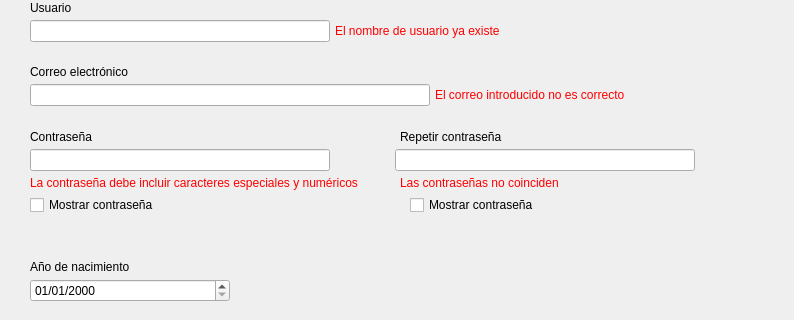
jorgecanut/mapaIHM, file mapa/login_register.ui: the form before one commit; both pictures show x 0 to 794 and y 85 to 405 of the 794 by 561 pixel window.
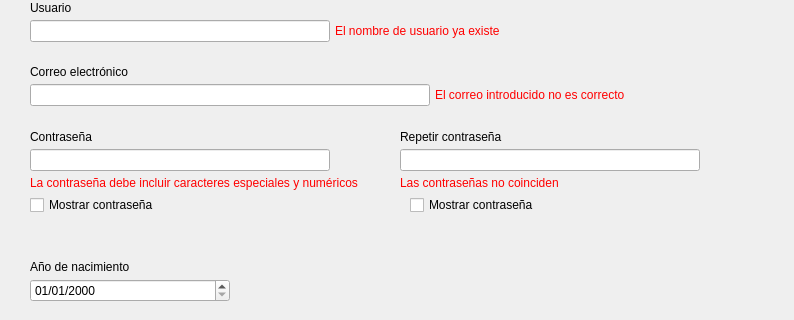
The form after the commit. Custom widgets are drawn as their Qt base class.

Patch:
```diff
--- a/mapa/login_register.ui
+++ b/mapa/login_register.ui
@@ -695,7 +695,7 @@
                <enum>Qt::Orientation::Horizontal</enum>
               </property>
               <property name="sizeType">
-               <enum>QSizePolicy::Policy::Fixed</enum>
+               <enum>QSizePolicy::Policy::Expanding</enum>
               </property>
               <property name="sizeHint" stdset="0">
                <size>
```
Left out of the diff: 2 changed lines with no effect on the pictures.
